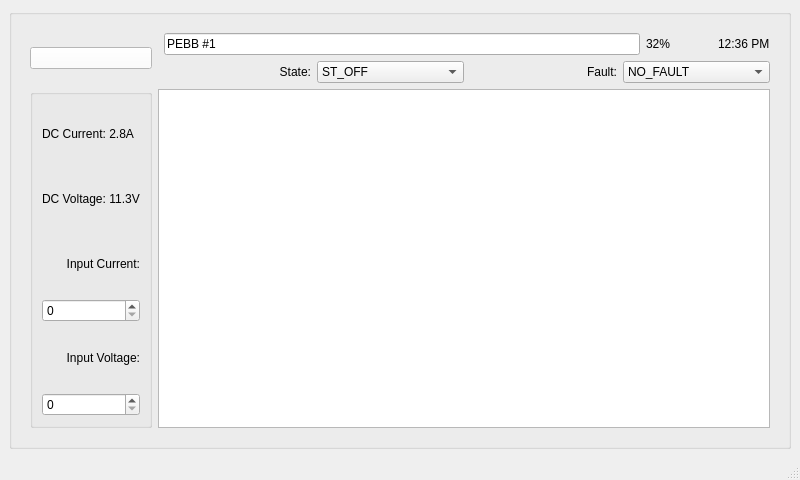
ChauLe19/MDE_HMI, file mainwindow.ui: the form before one commit.
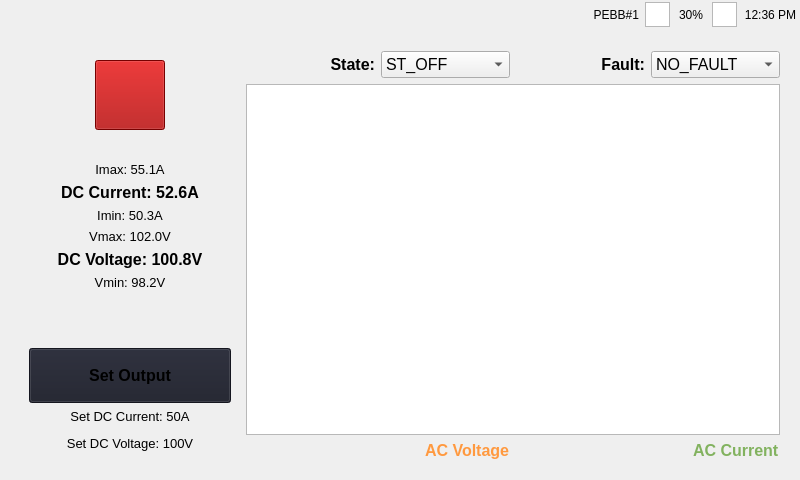
The form after the commit. Icons and pictures are not drawn.

Patch:
```diff
--- a/mainwindow.ui
+++ b/mainwindow.ui
@@ -39,197 +39,753 @@
   </property>
   <widget class="QWidget" name="centralwidget">
    <layout class="QVBoxLayout" name="verticalLayout">
+    <property name="leftMargin">
+     <number>2</number>
+    </property>
+    <property name="topMargin">
+     <number>2</number>
+    </property>
+    <property name="rightMargin">
+     <number>2</number>
+    </property>
+    <property name="bottomMargin">
+     <number>2</number>
+    </property>
     <item>
-     <widget class="QGroupBox" name="verticalGroupBox">
-      <layout class="QVBoxLayout" name="verticalLayout_2">
+     <widget class="QWidget" name="verticalWidget_2" native="true">
+      <property name="sizePolicy">
+       <sizepolicy hsizetype="MinimumExpanding" vsizetype="Fixed">
+        <horstretch>0</horstretch>
+        <verstretch>0</verstretch>
+       </sizepolicy>
+      </property>
+      <property name="maximumSize">
+       <size>
+        <width>16777215</width>
+        <height>30</height>
+       </size>
+      </property>
+      <layout class="QHBoxLayout" name="MenuLayout">
+       <property name="leftMargin">
+        <number>0</number>
+       </property>
+       <property name="topMargin">
+        <number>0</number>
+       </property>
+       <property name="rightMargin">
+        <number>0</number>
+       </property>
+       <property name="bottomMargin">
+        <number>0</number>
+       </property>
        <item>
-        <widget class="QFrame" name="horizontalFrame">
-         <layout class="QGridLayout" name="gridLayout">
-          <item row="0" column="3">
-           <widget class="QLabel" name="label_6">
-            <property name="text">
-             <string>32%</string>
-            </property>
-           </widget>
-          </item>
-          <item row="0" column="6">
-           <widget class="QLabel" name="label_3">
-            <property name="text">
-             <string>12:36 PM</string>
-            </property>
-           </widget>
-          </item>
-          <item row="1" column="2" colspan="5">
-           <layout class="QHBoxLayout" name="horizontalLayout_3">
-            <item>
-             <widget class="QLabel" name="label">
-              <property name="text">
-               <string>State:</string>
-              </property>
-              <property name="alignment">
-               <set>Qt::AlignRight|Qt::AlignTrailing|Qt::AlignVCenter</set>
-              </property>
-             </widget>
-            </item>
-            <item>
-             <widget class="QComboBox" name="comboBox">
-              <item>
-               <property name="text">
-                <string>ST_OFF</string>
-               </property>
-              </item>
-              <item>
-               <property name="text">
-                <string>ST_ON</string>
-               </property>
-              </item>
-             </widget>
-            </item>
-            <item>
-             <widget class="QLabel" name="label_2">
-              <property name="text">
-               <string>Fault:</string>
-              </property>
-              <property name="alignment">
-               <set>Qt::AlignRight|Qt::AlignTrailing|Qt::AlignVCenter</set>
-              </property>
-             </widget>
-            </item>
-            <item>
-             <widget class="QComboBox" name="comboBox_2">
-              <item>
-               <property name="text">
-                <string>NO_FAULT</string>
-               </property>
-              </item>
-              <item>
-               <property name="text">
-                <string>UNKNOWN_ERR</string>
-               </property>
-              </item>
-             </widget>
-            </item>
-           </layout>
-          </item>
-          <item row="0" column="4">
-           <widget class="QLabel" name="label_5">
-            <property name="minimumSize">
-             <size>
-              <width>15</width>
-              <height>0</height>
-             </size>
-            </property>
-            <property name="styleSheet">
-             <string notr="true">image: url(:/new/prefix1/battery.png);</string>
-            </property>
-            <property name="text">
-             <string/>
-            </property>
-           </widget>
-          </item>
-          <item row="0" column="2">
-           <widget class="QLineEdit" name="lineEdit">
-            <property name="text">
-             <string>PEBB #1</string>
-            </property>
-            <property name="readOnly">
-             <bool>true</bool>
-            </property>
-           </widget>
-          </item>
-          <item row="0" column="5">
-           <widget class="QLabel" name="label_4">
-            <property name="minimumSize">
-             <size>
-              <width>15</width>
-              <height>0</height>
-             </size>
-            </property>
-            <property name="styleSheet">
-             <string notr="true">image: url(:/new/prefix1/connected.png);</string>
-            </property>
-            <property name="text">
-             <string/>
-            </property>
-           </widget>
-          </item>
-          <item row="2" column="1" colspan="6">
-           <widget class="QGraphicsView" name="graphicsView">
-            <property name="styleSheet">
-             <string notr="true">background-image: url(:/new/prefix1/waveform.png);</string>
-            </property>
-           </widget>
-          </item>
-          <item row="2" column="0">
-           <widget class="QGroupBox" name="horizontalGroupBox_2">
-            <property name="maximumSize">
-             <size>
-              <width>16777215</width>
-              <height>16777215</height>
-             </size>
-            </property>
-            <property name="baseSize">
-             <size>
-              <width>500</width>
-              <height>500</height>
-             </size>
-            </property>
-            <layout class="QVBoxLayout" name="verticalLayout_3">
+        <widget class="QLabel" name="label">
+         <property name="text">
+          <string>PEBB#1</string>
+         </property>
+         <property name="alignment">
+          <set>Qt::AlignRight|Qt::AlignTrailing|Qt::AlignVCenter</set>
+         </property>
+        </widget>
+       </item>
+       <item>
+        <widget class="QGraphicsView" name="graphicsView">
+         <property name="sizePolicy">
+          <sizepolicy hsizetype="Preferred" vsizetype="Preferred">
+           <horstretch>0</horstretch>
+           <verstretch>0</verstretch>
+          </sizepolicy>
+         </property>
+         <property name="maximumSize">
+          <size>
+           <width>25</width>
+           <height>25</height>
+          </size>
+         </property>
+         <property name="styleSheet">
+          <string notr="true">border-image: url(:/pictures/connected.png) no-repeat;</string>
+         </property>
+        </widget>
+       </item>
+       <item>
+        <widget class="QLabel" name="label_2">
+         <property name="maximumSize">
+          <size>
+           <width>30</width>
+           <height>16777215</height>
+          </size>
+         </property>
+         <property name="text">
+          <string>30%</string>
+         </property>
+         <property name="scaledContents">
+          <bool>false</bool>
+         </property>
+         <property name="alignment">
+          <set>Qt::AlignCenter</set>
+         </property>
+        </widget>
+       </item>
+       <item>
+        <widget class="QGraphicsView" name="graphicsView_2">
+         <property name="maximumSize">
+          <size>
+           <width>25</width>
+           <height>25</height>
+          </size>
+         </property>
+         <property name="styleSheet">
+          <string notr="true">border-image: url(:/pictures/battery.png);</string>
+         </property>
+        </widget>
+       </item>
+       <item>
+        <widget class="QLabel" name="label_3">
+         <property name="maximumSize">
+          <size>
+           <width>55</width>
+           <height>16777215</height>
+          </size>
+         </property>
+         <property name="text">
+          <string>12:36 PM</string>
+         </property>
+         <property name="alignment">
+          <set>Qt::AlignCenter</set>
+         </property>
+        </widget>
+       </item>
+      </layout>
+     </widget>
+    </item>
+    <item>
+     <widget class="QWidget" name="verticalWidget" native="true">
+      <layout class="QVBoxLayout" name="WrapperLayout">
+       <property name="leftMargin">
+        <number>9</number>
+       </property>
+       <property name="topMargin">
+        <number>9</number>
+       </property>
+       <property name="rightMargin">
+        <number>9</number>
+       </property>
+       <property name="bottomMargin">
+        <number>9</number>
+       </property>
+       <item>
+        <widget class="QStackedWidget" name="stackedWidget">
+         <property name="font">
+          <font>
+           <pointsize>16</pointsize>
+          </font>
+         </property>
+         <property name="currentIndex">
+          <number>0</number>
+         </property>
+         <widget class="QWidget" name="page">
+          <layout class="QVBoxLayout" name="verticalLayout_2">
+           <item>
+            <layout class="QHBoxLayout" name="horizontalLayout_2">
              <item>
-              <widget class="QLabel" name="label_10">
-               <property name="text">
-                <string>DC Current: 2.8A</string>
+              <widget class="QWidget" name="verticalWidget_3" native="true">
+               <property name="minimumSize">
+                <size>
+                 <width>220</width>
+                 <height>0</height>
+                </size>
                </property>
-              </widget>
-             </item>
-             <item>
-              <widget class="QLabel" name="label_7">
-               <property name="text">
-                <string>DC Voltage: 11.3V</string>
+               <property name="maximumSize">
+                <size>
+                 <width>220</width>
+                 <height>16777215</height>
+                </size>
                </property>
+               <layout class="QVBoxLayout" name="verticalLayout_3">
+                <item alignment="Qt::AlignHCenter">
+                 <widget class="QPushButton" name="pushButton">
+                  <property name="sizePolicy">
+                   <sizepolicy hsizetype="Fixed" vsizetype="Fixed">
+                    <horstretch>0</horstretch>
+                    <verstretch>0</verstretch>
+                   </sizepolicy>
+                  </property>
+                  <property name="minimumSize">
+                   <size>
+                    <width>70</width>
+                    <height>70</height>
+                   </size>
+                  </property>
+                  <property name="maximumSize">
+                   <size>
+                    <width>70</width>
+                    <height>70</height>
+                   </size>
+                  </property>
+                  <property name="styleSheet">
+                   <string notr="true">QPushButton {
+	image: url(:/pictures/off.png);
+	background-color: rgb(166, 0, 0);
+}
+QPushButton::pressed
+{
+	background-color: rgb(120, 0, 0);
+}</string>
+                  </property>
+                  <property name="text">
+                   <string/>
+                  </property>
+                 </widget>
+                </item>
+                <item>
+                 <layout class="QVBoxLayout" name="verticalLayout_4">
+                  <item>
+                   <layout class="QVBoxLayout" name="verticalLayout_6">
+                    <property name="sizeConstraint">
+                     <enum>QLayout::SetDefaultConstraint</enum>
+                    </property>
+                    <item>
+                     <spacer name="verticalSpacer">
+                      <property name="orientation">
+                       <enum>Qt::Vertical</enum>
+                      </property>
+                      <property name="sizeHint" stdset="0">
+                       <size>
+                        <width>20</width>
+                        <height>40</height>
+                       </size>
+                      </property>
+                     </spacer>
+                    </item>
+                    <item>
+                     <widget class="QLabel" name="label_9">
+                      <property name="font">
+                       <font>
+                        <pointsize>10</pointsize>
+                       </font>
+                      </property>
+                      <property name="text">
+                       <string>Imax: 55.1A</string>
+                      </property>
+                      <property name="alignment">
+                       <set>Qt::AlignBottom|Qt::AlignHCenter</set>
+                      </property>
+                     </widget>
+                    </item>
+                    <item>
+                     <widget class="QLabel" name="label_8">
+                      <property name="sizePolicy">
+                       <sizepolicy hsizetype="Preferred" vsizetype="Preferred">
+                        <horstretch>0</horstretch>
+                        <verstretch>0</verstretch>
+                       </sizepolicy>
+                      </property>
+                      <property name="font">
+                       <font>
+                        <pointsize>12</pointsize>
+                        <bold>true</bold>
+                       </font>
+                      </property>
+                      <property name="text">
+                       <string>DC Current: 52.6A</string>
+                      </property>
+                      <property name="alignment">
+                       <set>Qt::AlignCenter</set>
+                      </property>
+                     </widget>
+                    </item>
+                    <item>
+                     <widget class="QLabel" name="label_7">
+                      <property name="sizePolicy">
+                       <sizepolicy hsizetype="Preferred" vsizetype="Preferred">
+                        <horstretch>0</horstretch>
+                        <verstretch>0</verstretch>
+                       </sizepolicy>
+                      </property>
+                      <property name="font">
+                       <font>
+                        <pointsize>10</pointsize>
+                       </font>
+                      </property>
+                      <property name="text">
+                       <string>Imin: 50.3A</string>
+                      </property>
+                      <property name="alignment">
+                       <set>Qt::AlignHCenter|Qt::AlignTop</set>
+                      </property>
+                     </widget>
+                    </item>
+                   </layout>
+                  </item>
+                  <item>
+                   <layout class="QVBoxLayout" name="verticalLayout_7">
+                    <item>
+                     <widget class="QLabel" name="label_6">
+                      <property name="font">
+                       <font>
+                        <pointsize>10</pointsize>
+                       </font>
+                      </property>
+                      <property name="text">
+                       <string>Vmax: 102.0V</string>
+                      </property>
+                      <property name="alignment">
+                       <set>Qt::AlignBottom|Qt::AlignHCenter</set>
+                      </property>
+                     </widget>
+                    </item>
+                    <item>
+                     <widget class="QLabel" name="label_5">
+                      <property name="font">
+                       <font>
+                        <pointsize>12</pointsize>
+                        <bold>true</bold>
+                       </font>
+                      </property>
+                      <property name="text">
+                       <string>DC Voltage: 100.8V</string>
+                      </property>
+                      <property name="alignment">
+                       <set>Qt::AlignCenter</set>
+                      </property>
+                     </widget>
+                    </item>
+                    <item>
+                     <widget class="QLabel" name="label_4">
+                      <property name="font">
+                       <font>
+                        <pointsize>10</pointsize>
+                       </font>
+                      </property>
+                      <property name="text">
+                       <string>Vmin: 98.2V</string>
+                      </property>
+                      <property name="alignment">
+                       <set>Qt::AlignHCenter|Qt::AlignTop</set>
+                      </property>
+                     </widget>
+                    </item>
+                    <item>
+                     <spacer name="verticalSpacer_2">
+                      <property name="orientation">
+                       <enum>Qt::Vertical</enum>
+                      </property>
+                      <property name="sizeHint" stdset="0">
+                       <size>
+                        <width>20</width>
+                        <height>40</height>
+                       </size>
+                      </property>
+                     </spacer>
+                    </item>
+                   </layout>
+                  </item>
+                  <item>
+                   <layout class="QVBoxLayout" name="verticalLayout_5">
+                    <item>
+                     <spacer name="verticalSpacer_3">
+                      <property name="orientation">
+                       <enum>Qt::Vertical</enum>
+                      </property>
+                      <property name="sizeHint" stdset="0">
+                       <size>
+                        <width>20</width>
+                        <height>40</height>
+                       </size>
+                      </property>
+                     </spacer>
+                    </item>
+                    <item>
+                     <widget class="QPushButton" name="pushButton_2">
+                      <property name="minimumSize">
+                       <size>
+                        <width>0</width>
+                        <height>55</height>
+                       </size>
+                      </property>
+                      <property name="maximumSize">
+                       <size>
+                        <width>16777215</width>
+                        <height>55</height>
+                       </size>
+                      </property>
+                      <property name="font">
+                       <font>
+                        <pointsize>12</pointsize>
+                        <bold>true</bold>
+                       </font>
+                      </property>
+                      <property name="autoFillBackground">
+                       <bool>false</bool>
+                      </property>
+                      <property name="styleSheet">
+                       <string notr="true">QPushButton
+{
+	background-color: rgb(29, 31, 43);
+}
+
+QPushButton::pressed
+{
+	background-color: rgb(59, 61, 73);
+}</string>
+                      </property>
+                      <property name="text">
+                       <string>Set Output</string>
+                      </property>
+                     </widget>
+                    </item>
+                    <item>
+                     <widget class="QLabel" name="label_11">
+                      <property name="sizePolicy">
+                       <sizepolicy hsizetype="Preferred" vsizetype="Preferred">
+                        <horstretch>0</horstretch>
+                        <verstretch>0</verstretch>
+                       </sizepolicy>
+                      </property>
+                      <property name="font">
+                       <font>
+                        <pointsize>10</pointsize>
+                       </font>
+                      </property>
+                      <property name="text">
+                       <string>&lt;html&gt;&lt;head/&gt;&lt;body&gt;&lt;p&gt;Set DC Current: 50A&lt;/p&gt;&lt;p&gt;Set DC Voltage: 100V&lt;/p&gt;&lt;/body&gt;&lt;/html&gt;</string>
+                      </property>
+                      <property name="alignment">
+                       <set>Qt::AlignHCenter|Qt::AlignTop</set>
+                      </property>
+                     </widget>
+                    </item>
+                   </layout>
+                  </item>
+                 </layout>
+                </item>
+               </layout>
               </widget>
              </item>
              <item>
-              <widget class="QLabel" name="label_8">
-               <property name="text">
-                <string>Input Current:</string>
-               </property>
-               <property name="alignment">
-                <set>Qt::AlignRight|Qt::AlignTrailing|Qt::AlignVCenter</set>
-               </property>
-              </widget>
-             </item>
-             <item>
-              <widget class="QSpinBox" name="spinBox_2"/>
-             </item>
-             <item>
-              <widget class="QLabel" name="label_9">
-               <property name="text">
-                <string>Input Voltage:</string>
-               </property>
-               <property name="alignment">
-                <set>Qt::AlignRight|Qt::AlignTrailing|Qt::AlignVCenter</set>
-               </property>
-              </widget>
-             </item>
-             <item>
-              <widget class="QSpinBox" name="spinBox"/>
+              <layout class="QVBoxLayout" name="verticalLayout_8">
+               <item>
+                <layout class="QHBoxLayout" name="horizontalLayout">
+                 <item>
+                  <widget class="QLabel" name="label_12">
+                   <property name="font">
+                    <font>
+                     <pointsize>12</pointsize>
+                     <bold>true</bold>
+                    </font>
+                   </property>
+                   <property name="text">
+                    <string>State:</string>
+                   </property>
+                   <property name="alignment">
+                    <set>Qt::AlignRight|Qt::AlignTrailing|Qt::AlignVCenter</set>
+                   </property>
+                  </widget>
+                 </item>
+                 <item>
+                  <widget class="QComboBox" name="comboBox">
+                   <property name="font">
+                    <font>
+                     <pointsize>12</pointsize>
+                     <strikeout>false</strikeout>
+                     <stylestrategy>PreferDefault</stylestrategy>
+                    </font>
+                   </property>
+                   <item>
+                    <property name="text">
+                     <string>ST_OFF</string>
+                    </property>
+                   </item>
+                   <item>
+                    <property name="text">
+                     <string>ST_ON</string>
+                    </property>
+                   </item>
+                  </widget>
+                 </item>
+                 <item>
+                  <widget class="QLabel" name="label_13">
+                   <property name="font">
+                    <font>
+                     <pointsize>12</pointsize>
+                     <bold>true</bold>
+                    </font>
+                   </property>
+                   <property name="text">
+                    <string>Fault:</string>
+                   </property>
+                   <property name="alignment">
+                    <set>Qt::AlignRight|Qt::AlignTrailing|Qt::AlignVCenter</set>
+                   </property>
+                  </widget>
+                 </item>
+                 <item>
+                  <widget class="QComboBox" name="comboBox_2">
+                   <property name="font">
+                    <font>
+                     <pointsize>12</pointsize>
+                    </font>
+                   </property>
+                   <item>
+                    <property name="text">
+                     <string>NO_FAULT</string>
+                    </property>
+                   </item>
+                   <item>
+                    <property name="text">
+                     <string>FAULT</string>
+                    </property>
+                   </item>
+                  </widget>
+                 </item>
+                </layout>
+               </item>
+               <item>
+                <widget class="QGraphicsView" name="graphicsView_3">
+                 <property name="sizePolicy">
+                  <sizepolicy hsizetype="Expanding" vsizetype="Expanding">
+                   <horstretch>0</horstretch>
+                   <verstretch>0</verstretch>
+                  </sizepolicy>
+                 </property>
+                 <property name="minimumSize">
+                  <size>
+                   <width>0</width>
+                   <height>0</height>
+                  </size>
+                 </property>
+                 <property name="styleSheet">
+                  <string notr="true">border-image: url(:/pictures/waveform.png);</string>
+                 </property>
+                </widget>
+               </item>
+               <item>
+                <layout class="QHBoxLayout" name="horizontalLayout_7">
+                 <property name="leftMargin">
+                  <number>0</number>
+                 </property>
+                 <property name="topMargin">
+                  <number>0</number>
+                 </property>
+                 <property name="rightMargin">
+                  <number>0</number>
+                 </property>
+                 <property name="bottomMargin">
+                  <number>0</number>
+                 </property>
+                 <item alignment="Qt::AlignRight">
+                  <widget class="QLabel" name="label_10">
+                   <property name="font">
+                    <font>
+                     <pointsize>12</pointsize>
+                     <bold>true</bold>
+                    </font>
+                   </property>
+                   <property name="styleSheet">
+                    <string notr="true">color: rgb(255, 153, 63)</string>
+                   </property>
+                   <property name="text">
+                    <string>AC Voltage</string>
+                   </property>
+                  </widget>
+                 </item>
+                 <item alignment="Qt::AlignRight">
+                  <widget class="QLabel" name="label_14">
+                   <property name="font">
+                    <font>
+                     <pointsize>12</pointsize>
+                     <bold>true</bold>
+                    </font>
+                   </property>
+                   <property name="styleSheet">
+                    <string notr="true">color: rgb(130, 178, 95);</string>
+                   </property>
+                   <property name="text">
+                    <string>AC Current</string>
+                   </property>
+                  </widget>
+                 </item>
+                </layout>
+               </item>
+              </layout>
              </item>
             </layout>
-           </widget>
-          </item>
-          <item row="0" column="0" rowspan="2">
-           <widget class="QPushButton" name="pushButton">
-            <property name="styleSheet">
-             <string notr="true">image: url(:/new/prefix1/off.png);
-background-color: rgb(255, 255, 255);</string>
-            </property>
-            <property name="text">
-             <string/>
-            </property>
-           </widget>
-          </item>
-         </layout>
+           </item>
+          </layout>
+         </widget>
+         <widget class="QWidget" name="page_2">
+          <widget class="QPushButton" name="pushButton_3">
+           <property name="geometry">
+            <rect>
+             <x>160</x>
+             <y>350</y>
+             <width>150</width>
+             <height>50</height>
+            </rect>
+           </property>
+           <property name="font">
+            <font>
+             <pointsize>12</pointsize>
+            </font>
+           </property>
+           <property name="text">
+            <string>Cancel</string>
+           </property>
+          </widget>
+          <widget class="QPushButton" name="pushButton_4">
+           <property name="geometry">
+            <rect>
+             <x>430</x>
+             <y>350</y>
+             <width>150</width>
+             <height>50</height>
+            </rect>
+           </property>
+           <property name="font">
+            <font>
+             <pointsize>12</pointsize>
+            </font>
+           </property>
+           <property name="text">
+            <string>Save</string>
+           </property>
+          </widget>
+          <widget class="QSpinBox" name="spinBox">
+           <property name="geometry">
+            <rect>
+             <x>70</x>
+             <y>160</y>
+             <width>200</width>
+             <height>150</height>
+            </rect>
+           </property>
+           <property name="font">
+            <font>
+             <pointsize>15</pointsize>
+             <bold>true</bold>
+            </font>
+           </property>
+           <property name="styleSheet">
+            <string notr="true">color: rgb(255, 255, 255);</string>
+           </property>
+           <property name="alignment">
+            <set>Qt::AlignCenter</set>
+           </property>
+           <property name="maximum">
+            <number>1000</number>
+           </property>
+           <property name="singleStep">
+            <number>10</number>
+           </property>
+           <property name="value">
+            <number>200</number>
+           </property>
+          </widget>
+          <widget class="QSpinBox" name="spinBox_2">
+           <property name="geometry">
+            <rect>
+             <x>490</x>
+             <y>160</y>
+             <width>200</width>
+             <height>150</height>
+            </rect>
+           </property>
+           <property name="font">
+            <font>
+             <pointsize>15</pointsize>
+             <bold>true</bold>
+            </font>
+           </property>
+           <property name="styleSheet">
+            <string notr="true">color: rgb(255, 255, 255);</string>
+           </property>
+           <property name="alignment">
+            <set>Qt::AlignCenter</set>
+           </property>
+           <property name="maximum">
+            <number>1000</number>
+           </property>
+           <property name="singleStep">
+            <number>10</number>
+           </property>
+           <property name="value">
+            <number>200</number>
+           </property>
+          </widget>
+          <widget class="QLabel" name="label_15">
+           <property name="geometry">
+            <rect>
+             <x>70</x>
+             <y>110</y>
+             <width>200</width>
+             <height>40</height>
+            </rect>
+           </property>
+           <property name="sizePolicy">
+            <sizepolicy hsizetype="Preferred" vsizetype="Preferred">
+             <horstretch>0</horstretch>
+             <verstretch>0</verstretch>
+            </sizepolicy>
+           </property>
+           <property name="font">
+            <font>
+             <pointsize>16</pointsize>
+            </font>
+           </property>
+           <property name="text">
+            <string>Voltage Output</string>
+           </property>
+           <property name="alignment">
+            <set>Qt::AlignCenter</set>
+           </property>
+          </widget>
+          <widget class="QLabel" name="label_16">
+           <property name="geometry">
+            <rect>
+             <x>490</x>
+             <y>110</y>
+             <width>200</width>
+             <height>40</height>
+            </rect>
+           </property>
+           <property name="font">
+            <font>
+             <pointsize>16</pointsize>
+            </font>
+           </property>
+           <property name="text">
+            <string>Current Output</string>
+           </property>
+           <property name="alignment">
+            <set>Qt::AlignCenter</set>
+           </property>
+          </widget>
+          <widget class="QLabel" name="label_17">
+           <property name="geometry">
+            <rect>
+             <x>170</x>
+             <y>20</y>
+             <width>500</width>
+             <height>50</height>
+            </rect>
+           </property>
+           <property name="font">
+            <font>
+             <pointsize>32</pointsize>
+             <bold>true</bold>
+            </font>
+           </property>
+           <property name="styleSheet">
+            <string notr="true">color: rgb(255, 255, 255);</string>
+           </property>
+           <property name="text">
+            <string>SET VOLTAGE/CURRENT</string>
+           </property>
+           <property name="alignment">
+            <set>Qt::AlignCenter</set>
+           </property>
+          </widget>
+         </widget>
         </widget>
        </item>
       </layout>
@@ -237,17 +793,11 @@
     </item>
    </layout>
   </widget>
-  <widget class="QMenuBar" name="menubar">
-   <property name="geometry">
-    <rect>
-     <x>0</x>
-     <y>0</y>
-     <width>800</width>
-     <height>21</height>
-    </rect>
+  <action name="actionB">
+   <property name="text">
+    <string>B</string>
    </property>
-  </widget>
-  <widget class="QStatusBar" name="statusbar"/>
+  </action>
  </widget>
  <resources/>
  <connections/>
```
